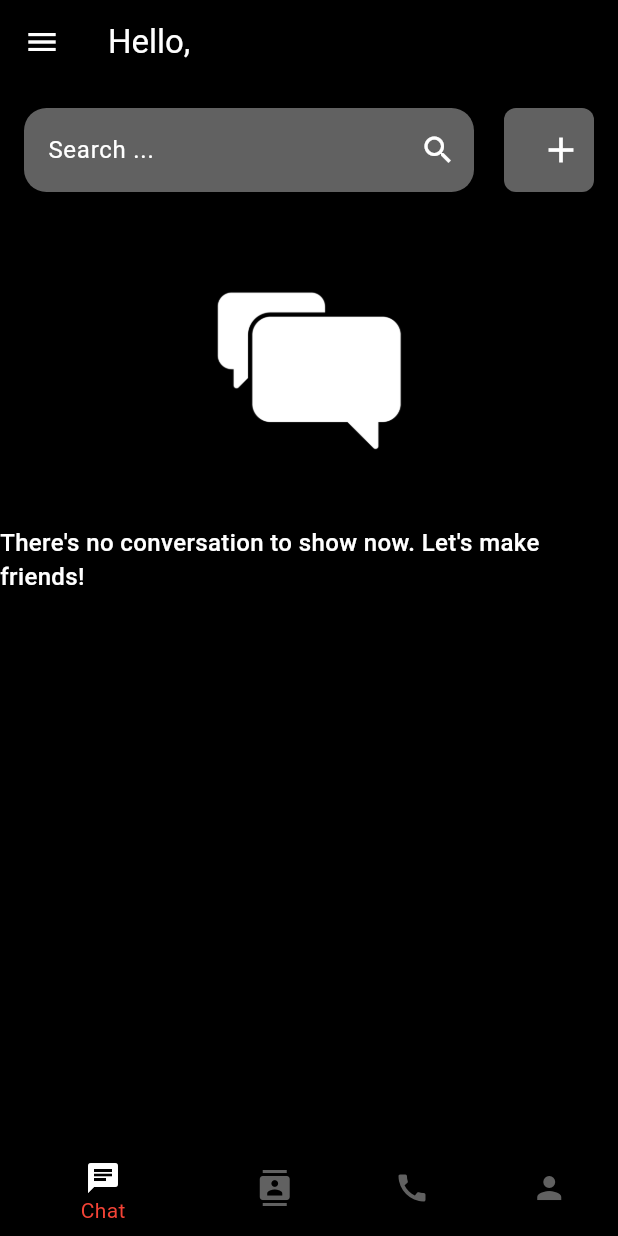
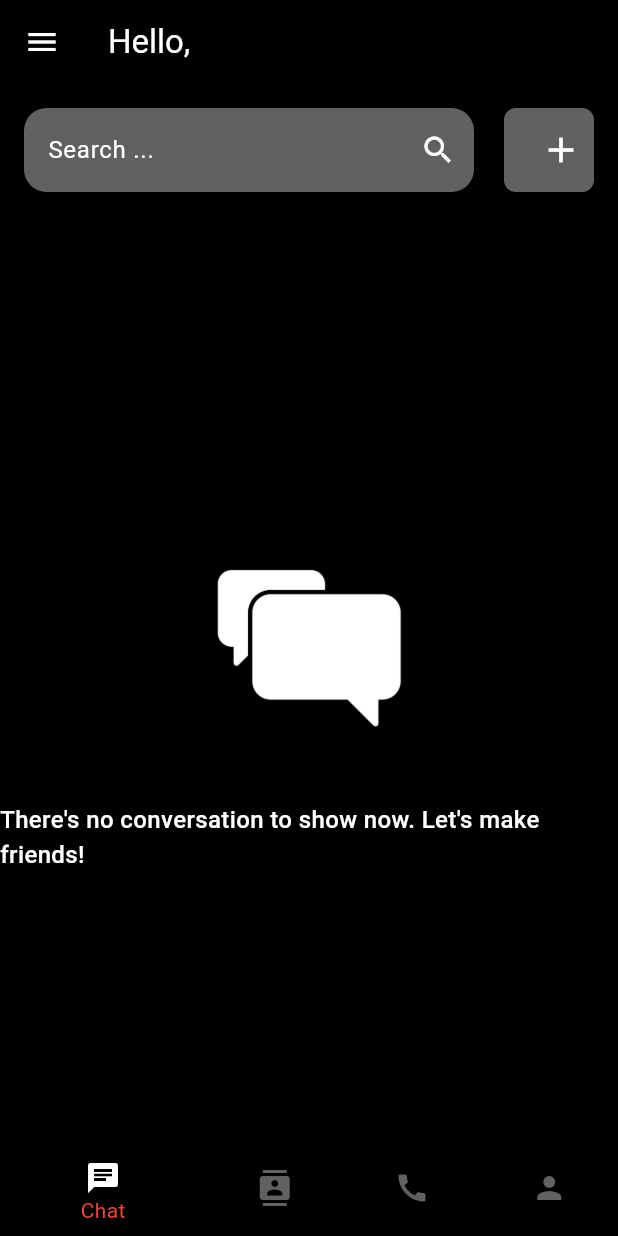
Before and after one commit to DieuNN/flutter_firebase_chat_app, a Flutter app: the HomePage screen opened directly, on a phone screen of 412 x 824 dp. Run offline on Flutter 3.47's test engine with Material 2 defaults, Android fonts, the phone set to English and light mode, and no system bars; our stand-ins replace bloc, bloc_concurrency, cloud_firestore, email_validator, firebase_auth, firebase_core and 8 more; missing offline and left inert: keyboard_attachable; accounts and stored records are empty; network calls fail.

```diff
--- a/lib/ui/page/chat_page.dart
+++ b/lib/ui/page/chat_page.dart
@@ -27,12 +27,10 @@ class _ChatPageState extends State<ChatPage> {
         KeyboardUtil.hideKeyboard();
       },
       child: SafeArea(
-        child: ListView(
-          physics: const ClampingScrollPhysics(),
-          shrinkWrap: true,
+        child: Column(
           children: [
             _buildSearchBar(context),
-            const ConversationList(),
+            const Expanded(child: ConversationList()),
           ],
         ),
       ),
--- a/lib/ui/page/message_page.dart
+++ b/lib/ui/page/message_page.dart
@@ -98,11 +98,11 @@ class _ConversationPageState extends State<ConversationPage> {
     // Reverse sender and receiver
     if (currentUid == conversationInfo.fromUid) {
       conversationName = conversationInfo.toName!;
-      conversationImage = conversationInfo.toAvatar!;
+      conversationImage = conversationInfo.toAvatar;
       conversationEmail = conversationInfo.toEmail!;
     } else {
       conversationName = conversationInfo.fromName!;
-      conversationImage = conversationInfo.fromAvatar!;
+      conversationImage = conversationInfo.fromAvatar;
       conversationEmail = conversationInfo.fromEmail!;
     }
     return ListTile(
```
Also changed, not shown: lib/network/firebase_firestore.dart (+8 -1 lines).
